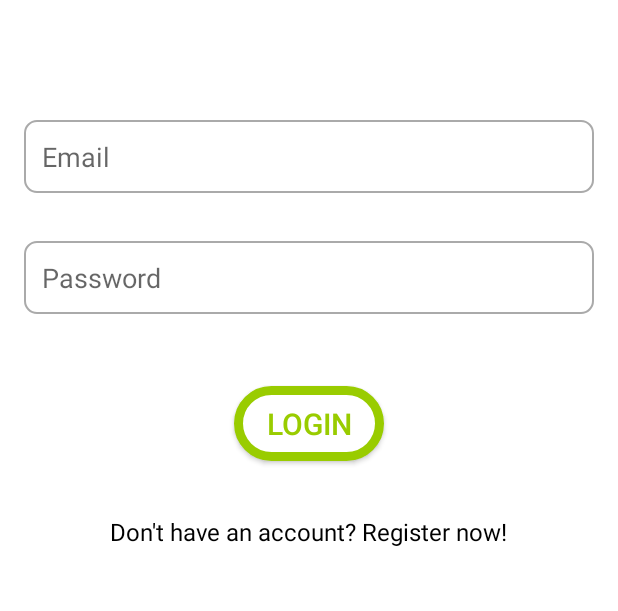
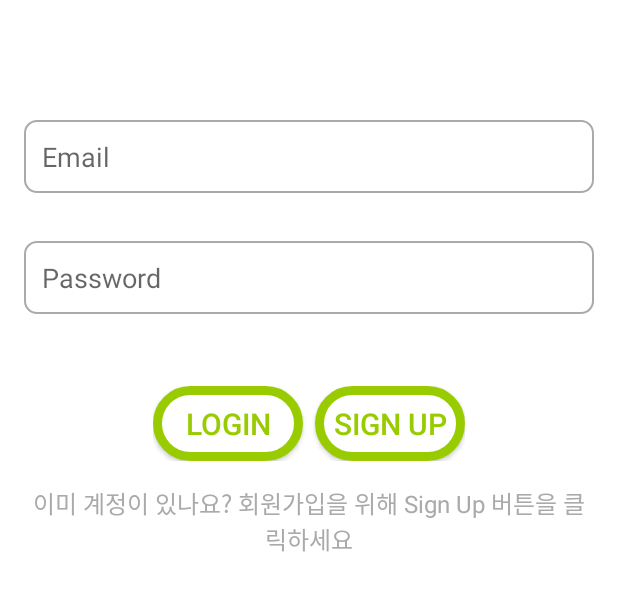
Before and after one commit to lucete171/AlcoAware, an Android app built with Jetpack Compose: the screen it shows after launch (LoginActivity), after a tap on "LOGIN", on a phone screen of 412 x 824 dp, the part 308-919 px from its top. Run offline under Robolectric (Android 15) with nearby library versions, the phone set to English and light mode, and no system bars; our stand-ins replace Firebase (no records; nobody signed in at launch, a user with empty details on screens opened directly).

Commit message:
Log in and sign up logic implemented

```diff
--- a/android/app/build.gradle.kts
+++ b/android/app/build.gradle.kts
@@ -1,6 +1,7 @@
 plugins {
     alias(libs.plugins.android.application)
     alias(libs.plugins.jetbrains.kotlin.android)
+    alias(libs.plugins.google.gms.google.services)
 }
 
 android {
@@ -60,6 +61,11 @@ dependencies {
     implementation(libs.androidx.ui.tooling.preview)
     implementation(libs.androidx.material3)
     implementation(libs.androidx.appcompat)
+    implementation(libs.firebase.auth)
+    implementation(libs.firebase.database)
+    implementation(libs.material)
+    implementation(libs.androidx.activity)
+    implementation(libs.androidx.constraintlayout)
     testImplementation(libs.junit)
     androidTestImplementation(libs.androidx.junit)
     androidTestImplementation(libs.androidx.espresso.core)
--- a/android/app/src/main/AndroidManifest.xml
+++ b/android/app/src/main/AndroidManifest.xml
@@ -1,5 +1,8 @@
+<?xml version="1.0" encoding="utf-8"?>
 <manifest xmlns:android="http://schemas.android.com/apk/res/android"
     package="com.example.alcoaware_00">
+    <!-- WAKE_LOCK 권한 추가 -->
+    <uses-permission android:name="android.permission.WAKE_LOCK" />
 
     <application
         android:allowBackup="true"
@@ -14,6 +17,7 @@
             android:theme="@style/Theme.AppCompat">
             <intent-filter>
                 <action android:name="android.intent.action.MAIN" />
+
                 <category android:name="android.intent.category.LAUNCHER" />
             </intent-filter>
         </activity>
@@ -24,6 +28,4 @@
         <activity android:name=".RecordActivity" />
     </application>
 
-    <!-- WAKE_LOCK 권한 추가 -->
-    <uses-permission android:name="android.permission.WAKE_LOCK" />
 </manifest>
--- a/android/app/src/main/java/com/example/alcoaware_00/LoginActivity.java
+++ b/android/app/src/main/java/com/example/alcoaware_00/LoginActivity.java
@@ -1,5 +1,6 @@
 package com.example.alcoaware_00;
 
+import androidx.annotation.NonNull;
 import androidx.appcompat.app.AppCompatActivity;
 import android.widget.EditText;
 import android.widget.Button;
@@ -8,41 +9,52 @@ import android.content.Intent;
 import android.view.View;
 import android.widget.Toast;
 
+import com.google.android.gms.tasks.OnCompleteListener;
+import com.google.android.gms.tasks.Task;
+import com.google.firebase.auth.AuthResult;
+import com.google.firebase.auth.FirebaseAuth;
+import com.google.firebase.auth.FirebaseUser;
+import com.google.firebase.database.DatabaseReference;
+import com.google.firebase.database.FirebaseDatabase;
+
 public class LoginActivity extends AppCompatActivity {
     private EditText emailEditText, passwordEditText;
-    private Button loginButton;
+    private Button loginButton, signUpButton;
+    private FirebaseAuth mFirebaseAuth; // 파이어 베이스 인증
 
     @Override
     protected void onCreate(Bundle savedInstanceState) {
         super.onCreate(savedInstanceState);
         setContentView(R.layout.activity_login);
 
+        mFirebaseAuth = FirebaseAuth.getInstance();
+
         emailEditText = findViewById(R.id.email);
         passwordEditText = findViewById(R.id.password);
         loginButton = findViewById(R.id.button_Login);
-
+        signUpButton = findViewById(R.id.button_SignUp);
         loginButton.setOnClickListener(v -> {
             String email = emailEditText.getText().toString();
             String password = passwordEditText.getText().toString();
 
-            // ----------------------------------임시 설정 코드----------------------------------
-            // 로그인 검증 로직
-            String admin_e = "id@gmail.com";
-            String admin_pw = "pw";
-
-            if (email.equals(admin_e) && password.equals(admin_pw)) {
-                Intent intent = new Intent(this, MainActivity.class);
-                startActivity(intent);
-            } else {
-                Toast.makeText(this, "Incorrect email or password", Toast.LENGTH_SHORT).show();
-            }
-            //--------------------------------------------------------------------
+            // 로그인 검증 로직_Firebase Auth
+            mFirebaseAuth.signInWithEmailAndPassword(email, password).addOnCompleteListener(LoginActivity.this, new OnCompleteListener<AuthResult>() {
+                @Override
+                public void onComplete(@NonNull Task<AuthResult> task) {
+                    if(task.isSuccessful()){
+                        Intent intent = new Intent(LoginActivity.this, MainActivity.class);
+                        startActivity(intent);
+                        finish();
+                    } else {
+                        Toast.makeText(LoginActivity.this, "Incorrect email or password", Toast.LENGTH_SHORT).show();
+                    }
+                }
+            });
         });
 
-    }
-
-    public void onRegisterClicked(View view) {
-        Intent intent = new Intent(this, SignUpActivity.class);
-        startActivity(intent);
+        signUpButton.setOnClickListener(v -> {
+            Intent intent = new Intent(LoginActivity.this, SignUpActivity.class);
+            startActivity(intent);
+        });
     }
 }
--- a/android/app/src/main/res/layout/activity_login.xml
+++ b/android/app/src/main/res/layout/activity_login.xml
@@ -44,32 +44,47 @@
         android:textSize="18sp"
         android:layout_marginBottom="24dp"/>
 
+    <!-- 버튼들을 감싸는 LinearLayout -->
+    <LinearLayout
+        android:id="@+id/buttonContainer"
+        android:layout_width="wrap_content"
+        android:layout_height="wrap_content"
+        android:layout_below="@id/password"
+        android:layout_centerHorizontal="true"
+        android:orientation="horizontal"
+        android:layout_marginTop="24dp">
+
         <Button
             android:id="@+id/button_Login"
             android:text="@string/login"
             android:layout_width="100dp"
             android:layout_height="50dp"
-        android:layout_below="@id/password"
             android:background="@layout/rounded_button"
             android:textSize="20sp"
             android:textColor="@android:color/holo_green_light"
-        android:layout_centerHorizontal="true"
-        android:gravity="center"
-        android:layout_marginTop="24dp"/>
+            android:layout_marginEnd="8dp"
+            android:gravity="center"/>
+
+        <Button
+            android:id="@+id/button_SignUp"
+            android:text="@string/sign_up"
+            android:layout_width="100dp"
+            android:layout_height="50dp"
+            android:background="@layout/rounded_button"
+            android:textSize="20sp"
+            android:textColor="@android:color/holo_green_light"
+            android:gravity="center"/>
+    </LinearLayout>
 
     <TextView
-        android:id="@+id/text_signup"
-        android:text="@string/register_question"
+        android:id="@+id/signUpPrompt"
+        android:text="@string/sign_up_prompt"
         android:layout_width="wrap_content"
         android:layout_height="wrap_content"
-        android:layout_below="@id/button_Login"
+        android:layout_below="@id/buttonContainer"
         android:layout_centerHorizontal="true"
-        android:layout_marginTop="24dp"
+        android:layout_marginTop="16dp"
         android:textSize="16sp"
-        android:textColor="@android:color/black"
-        android:padding="12dp"
-        android:clickable="true"
-        android:onClick="onRegisterClicked"/>
-
-
+        android:textColor="@android:color/darker_gray"
+        android:gravity="center"/>
 </RelativeLayout>
--- a/android/app/src/main/res/values/strings.xml
+++ b/android/app/src/main/res/values/strings.xml
@@ -5,10 +5,9 @@
     <string name="email">Email</string>
     <string name="password">Password</string>
     <string name="login">Login</string>
-    <string name="register_question">Don\'t have an account? Register now!</string>
+    <string name="sign_up_prompt">이미 계정이 있나요?&#10; 회원가입을 위해 Sign Up 버튼을 클릭하세요</string>
 
     <!--SignUp-->
-    <string name="recommend_login">Already have an account? Login here</string>
     <string name="sign_up">Sign Up</string>
     <string name="confirm_pw">Confirm Password</string>
 
--- a/android/build.gradle.kts
+++ b/android/build.gradle.kts
@@ -2,6 +2,7 @@
 plugins {
     alias(libs.plugins.android.application) apply false
     alias(libs.plugins.jetbrains.kotlin.android) apply false
+    alias(libs.plugins.google.gms.google.services) apply false
 }
 
 buildscript {
```
Also changed, not shown: android/app/src/main/java/com/example/alcoaware_00/SignUpActivity.java (+49 -21 lines), android/app/src/main/java/com/example/alcoaware_00/UserAccount.java (added, +34 -0 lines), android/app/src/main/res/layout/activity_sign_up.xml (+19 -14 lines), android/app/src/main/res/layout/activity_user_account.xml (added, +10 -0 lines), android/gradle/libs.versions.toml (+12 -0 lines), 360 other files. Lines whose indentation alone changed are shown as unchanged.
